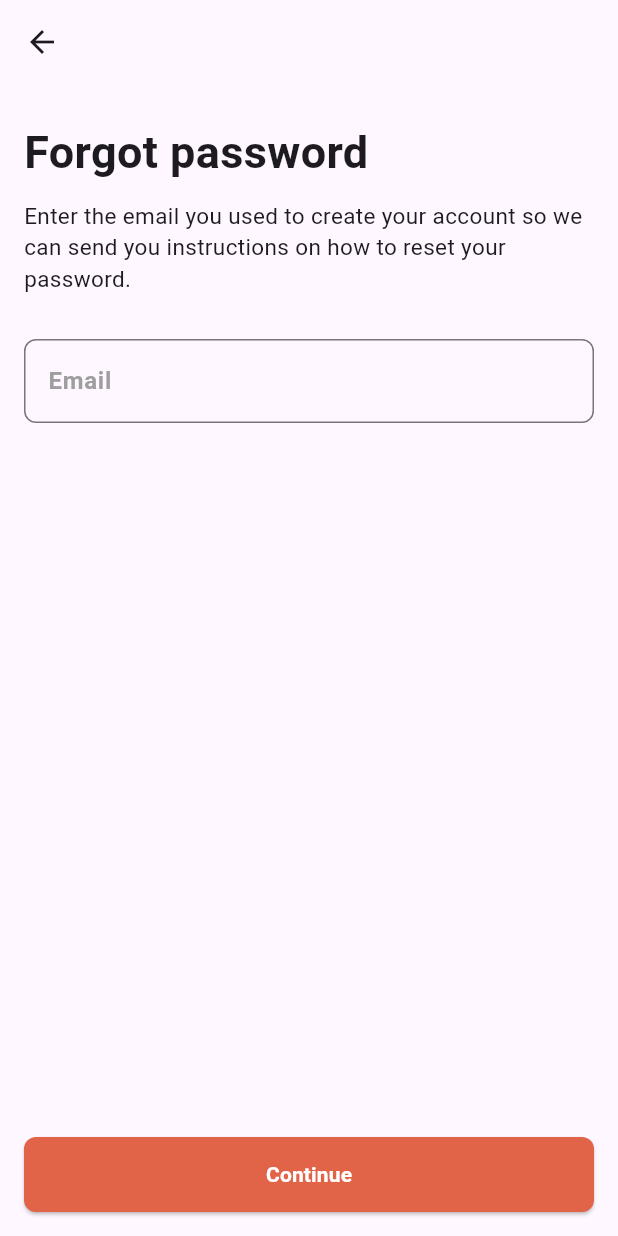
After one commit to thangdzl1/Fitness_flutter, a Flutter app: the ForgotPasswordScreen screen opened directly, on a phone screen of 412 x 824 dp. The commit adds this screen. Run offline on Flutter 3.47's test engine with Material 3 defaults, Android fonts, the phone set to English and light mode, and no system bars; our stand-ins replace flutter_dotenv, shared_preferences, table_calendar; accounts and stored records are empty; network calls fail.

Commit message:
finished forgot_password_screen.dart

```diff
--- /dev/null
+++ b/lib/ui/screens/authenticate/forgot_password_screen.dart
@@ -0,0 +1,90 @@
+import 'package:flutter/material.dart';
+
+class ForgotPasswordScreen extends StatefulWidget {
+  const ForgotPasswordScreen({super.key});
+
+  @override
+  State<ForgotPasswordScreen> createState() => _ForgotPasswordScreen();
+}
+
+class _ForgotPasswordScreen extends State<ForgotPasswordScreen> {
+  @override
+  Widget build(BuildContext context) {
+    return Scaffold(
+      appBar: AppBar(
+        leading: IconButton(
+          icon: const Icon(Icons.arrow_back),
+          onPressed: () {
+            Navigator.pop(context);
+          },
+        ),
+      ),
+      body: SafeArea(
+        child: SingleChildScrollView(
+          padding: const EdgeInsets.symmetric(horizontal: 16, vertical: 24),
+          child: Column(
+            crossAxisAlignment: CrossAxisAlignment.start,
+            children: [
+              const Text(
+                "Forgot password",
+                style: TextStyle(fontSize: 30, fontWeight: FontWeight.bold),
+              ),
+              const SizedBox(height: 10),
+              const Text(
+                "Enter the email you used to create your account so"
+                " we can send you instructions on how to reset your password.",
+                style: TextStyle(fontSize: 15),
+              ),
+              const SizedBox(height: 30), // space before input fields
+              TextField(
+                decoration: InputDecoration(
+                  labelText: 'Email',
+                  labelStyle: TextStyle(
+                    color: Colors.grey,
+                    fontWeight: FontWeight.w600,
+                    fontSize: 16,
+                  ),
+                  border: OutlineInputBorder(
+                    borderRadius: BorderRadius.circular(8),
+                  ),
+                ),
+              ),
+            ],
+          ),
+        ),
+      ),
+
+      bottomNavigationBar: Padding(
+        padding: const EdgeInsets.all(16.0),
+        child: SizedBox(
+          width: double.infinity,
+          height: 50,
+          child: ElevatedButton(
+            onPressed: () {
+              // Navigator.push(
+              //   context,
+              //   MaterialPageRoute(
+              //     builder: (context) => const CheckYourEmailScreen(),
+              //   ),
+              // );
+            },
+            style: ElevatedButton.styleFrom(
+              backgroundColor: Color(0xFFE16449),
+              shape: RoundedRectangleBorder(
+                borderRadius: BorderRadius.circular(8),
+              ),
+            ),
+            child: const Text(
+              'Continue',
+              style: TextStyle(
+                fontWeight: FontWeight.w600, // semi-bold text
+                fontSize: 14,
+                color: Colors.white,
+              ),
+            ),
+          ),
+        ),
+      ),
+    );
+  }
+}
--- a/lib/ui/screens/authenticate/signin_screen.dart
+++ b/lib/ui/screens/authenticate/signin_screen.dart
@@ -6,7 +6,6 @@ import 'package:fitness_app/ui/screens/dashboard/dashboard.dart';
 import 'package:flutter/material.dart';
 import 'package:flutter_dotenv/flutter_dotenv.dart';
 import 'package:http/http.dart' as http;
-import 'package:provider/provider.dart';
 import 'package:shared_preferences/shared_preferences.dart';
 
 class SigninScreen extends StatefulWidget {
```
